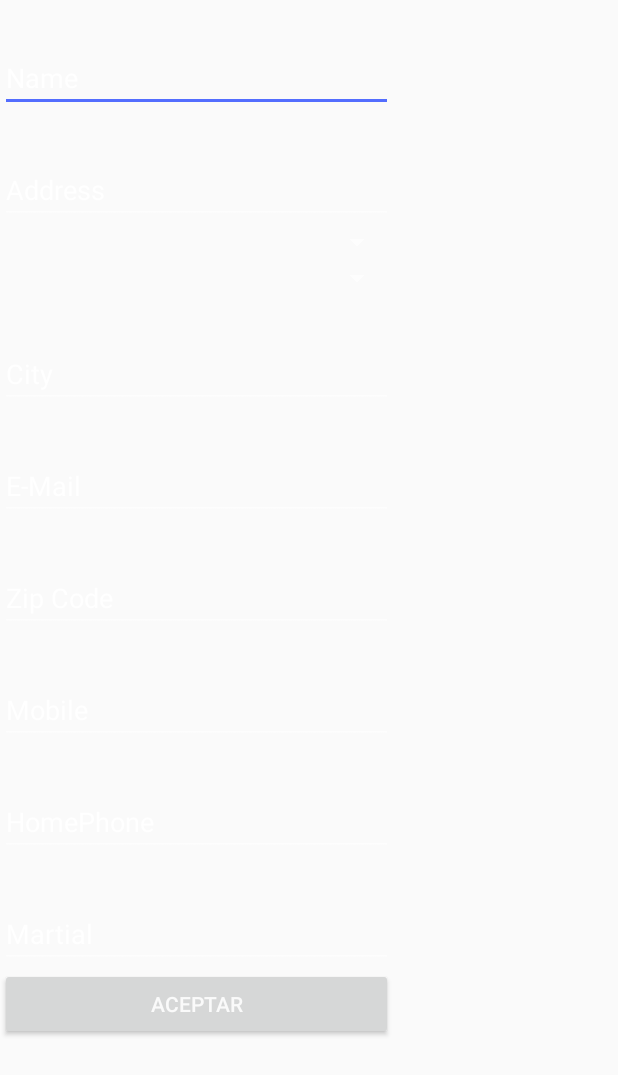
After one commit to horaciogarza/MobileDevicesProject, an Android app: the layout start_up.xml on its own in the app's theme, with its tools: preview values and no code run, on a phone screen of 412 x 824 dp. The commit adds this screen. Shown: the top 1075 px of the screen. Run offline under Robolectric (Android 15) with nearby library versions, the phone set to English and light mode, and no system bars.

Commit message:
DataBases Functionality OK
Creation of database and inserting data on the first table is already
done.
Start Up screen needs a better design but is working.
Main Activity.xml modified for a test, show error on background
@drawable

```diff
--- a/app/src/main/AndroidManifest.xml
+++ b/app/src/main/AndroidManifest.xml
@@ -15,6 +15,10 @@
                 <category android:name="android.intent.category.LAUNCHER" />
             </intent-filter>
         </activity>
+        <activity android:name="StartUp"
+                android:label="@string/app_name">
+
+        </activity>
     </application>
     <uses-permission android:name="android.permission.WRITE_EXTERNAL_STORAGE" />
 </manifest>
--- /dev/null
+++ b/app/src/main/res/layout/start_up.xml
@@ -0,0 +1,184 @@
+<?xml version="1.0" encoding="utf-8"?>
+<RelativeLayout xmlns:android="http://schemas.android.com/apk/res/android"
+    android:orientation="vertical" android:layout_width="match_parent"
+    android:layout_height="match_parent">
+
+    tools:context="com.example.publicfinalsdevs.firstaid.StartUp">
+
+    <ScrollView
+        android:layout_width="match_parent"
+        android:layout_height="match_parent"
+        android:id="@+id/scrollView"
+        android:layout_alignParentTop="true"
+        android:layout_alignParentStart="true" >
+
+        <TableLayout
+            android:layout_width="match_parent"
+            android:layout_height="wrap_content"
+            >
+
+            <TableRow
+                android:layout_width="match_parent"
+                android:layout_height="match_parent">
+
+                <EditText
+                    android:layout_width="wrap_content"
+                    android:layout_height="wrap_content"
+                    android:inputType="textPersonName"
+                    android:text="Name"
+                    android:ems="10"
+                    android:id="@+id/editText"
+                    android:layout_marginTop="29dp"
+                    />
+            </TableRow>
+
+            <TableRow
+                android:layout_width="match_parent"
+                android:layout_height="match_parent">
+
+                <EditText
+                    android:layout_width="225dp"
+                    android:layout_height="wrap_content"
+                    android:id="@+id/editText2"
+                    android:text="Address"
+                    android:layout_below="@+id/editText"
+                    android:layout_alignStart="@+id/editText"
+                    android:layout_alignEnd="@+id/button"
+                    android:layout_marginTop="29dp"/>
+            </TableRow>
+
+            <TableRow
+                android:layout_width="match_parent"
+                android:layout_height="match_parent">
+
+                <Spinner
+                    android:layout_width="262dp"
+                    android:layout_height="wrap_content"
+                    android:id="@+id/spinner"
+                    android:spinnerMode="dialog"
+                    />
+            </TableRow>
+
+            <TableRow
+                android:layout_width="match_parent"
+                android:layout_height="match_parent">
+
+                <Spinner
+                    android:layout_width="wrap_content"
+                    android:layout_height="wrap_content"
+                    android:id="@+id/spinner2"/>
+            </TableRow>
+
+            <TableRow
+                android:layout_width="match_parent"
+                android:layout_height="match_parent">
+
+                <EditText
+                    android:layout_width="217dp"
+                    android:layout_height="wrap_content"
+                    android:id="@+id/editText3"
+                    android:text="City"
+                    android:layout_below="@+id/spinner"
+                    android:layout_alignStart="@+id/spinner"
+                    android:layout_alignEnd="@+id/editText"
+                    android:layout_marginTop="29dp"/>
+
+            </TableRow>
+
+            <TableRow
+                android:layout_width="match_parent"
+                android:layout_height="match_parent">
+
+                <EditText
+                    android:layout_width="wrap_content"
+                    android:layout_height="wrap_content"
+                    android:inputType="textEmailAddress"
+                    android:ems="10"
+                    android:id="@+id/editText4"
+                    android:text="E-Mail"
+                    android:layout_below="@+id/editText3"
+                    android:layout_alignStart="@+id/editText3"
+                    android:layout_marginTop="29dp"/>
+            </TableRow>
+
+            <TableRow
+                android:layout_width="match_parent"
+                android:layout_height="match_parent">
+
+                <EditText
+                    android:layout_width="wrap_content"
+                    android:layout_height="wrap_content"
+                    android:inputType="textPostalAddress"
+                    android:ems="10"
+                    android:id="@+id/editText5"
+                    android:text="Zip Code"
+                    android:layout_below="@+id/editText4"
+                    android:layout_alignStart="@+id/editText4"
+                    android:layout_marginTop="29dp"/>
+            </TableRow>
+
+            <TableRow
+                android:layout_width="match_parent"
+                android:layout_height="match_parent">
+
+                <EditText
+                    android:layout_width="wrap_content"
+                    android:layout_height="wrap_content"
+                    android:inputType="phone"
+                    android:ems="10"
+                    android:id="@+id/editText6"
+                    android:layout_below="@+id/editText5"
+                    android:layout_alignStart="@+id/editText5"
+                    android:text="Mobile"
+                    android:layout_marginTop="29dp"/>
+            </TableRow>
+
+            <TableRow
+                android:layout_width="match_parent"
+                android:layout_height="match_parent">
+
+                <EditText
+                    android:layout_width="wrap_content"
+                    android:layout_height="wrap_content"
+                    android:inputType="phone"
+                    android:ems="10"
+                    android:id="@+id/editText7"
+                    android:layout_below="@+id/editText6"
+                    android:layout_alignStart="@+id/editText6"
+                    android:text="HomePhone"
+                    android:layout_marginTop="29dp"/>
+            </TableRow>
+
+            <TableRow
+                android:layout_width="match_parent"
+                android:layout_height="match_parent">
+
+                <EditText
+                    android:layout_width="214dp"
+                    android:layout_height="wrap_content"
+                    android:id="@+id/editText8"
+                    android:layout_above="@+id/button"
+                    android:layout_alignStart="@+id/editText7"
+                    android:text="Martial"
+                    android:layout_toStartOf="@+id/button"
+                    android:layout_marginTop="29dp"/>
+            </TableRow>
+
+            <TableRow
+                android:layout_width="match_parent"
+                android:layout_height="match_parent">
+
+                <Button
+                    android:layout_width="wrap_content"
+                    android:layout_height="wrap_content"
+                    android:text="Aceptar"
+                    android:id="@+id/button"
+                    android:layout_marginBottom="29dp"
+                    android:layout_alignParentBottom="true"
+                    android:layout_toEndOf="@+id/editText" />
+            </TableRow>
+
+        </TableLayout>
+    </ScrollView>
+
+</RelativeLayout>
```
Also changed, not shown: app/src/main/java/com/example/publicfinalsdevs/firstaid/MainActivity.java (+10 -6 lines), app/src/main/java/com/example/publicfinalsdevs/firstaid/StartUp.java (added, +94 -0 lines), app/src/main/java/database/SQLHelper.java (added, +73 -0 lines), app/src/main/java/database/UserDataDBSchema.java (+12 -0 lines), app/src/main/res/layout/activity_main.xml (+4 -3 lines).
